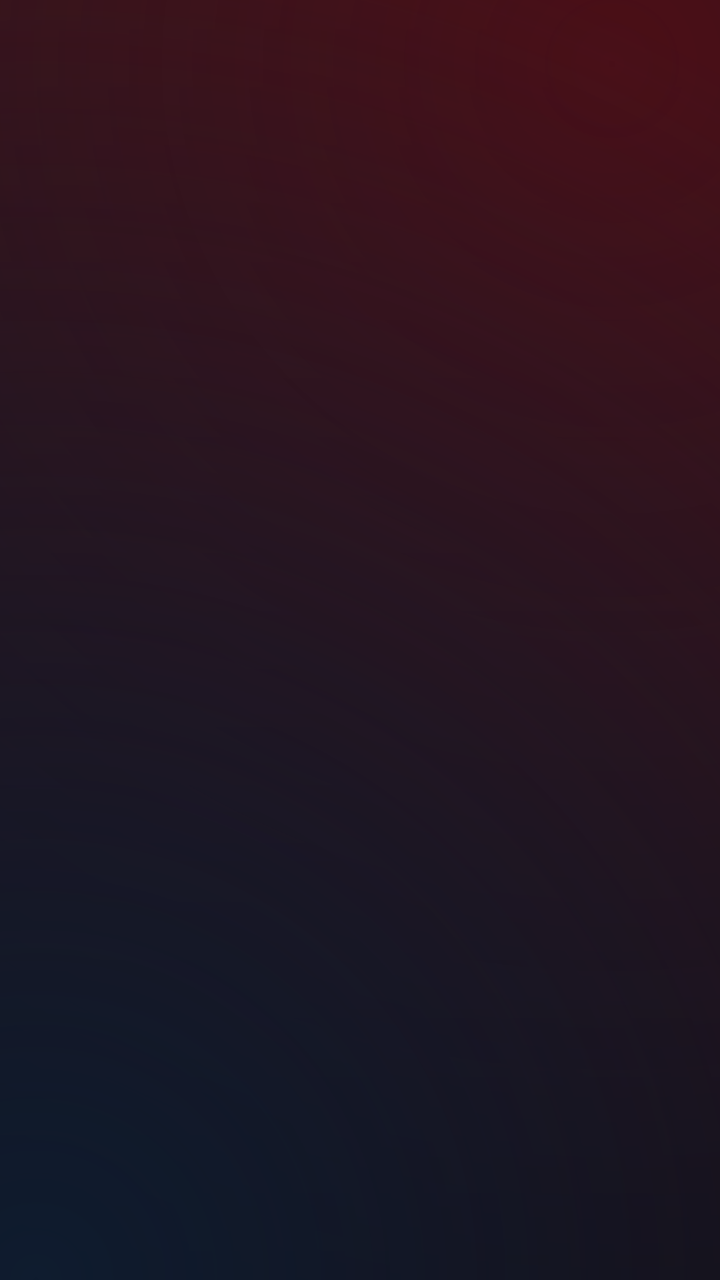
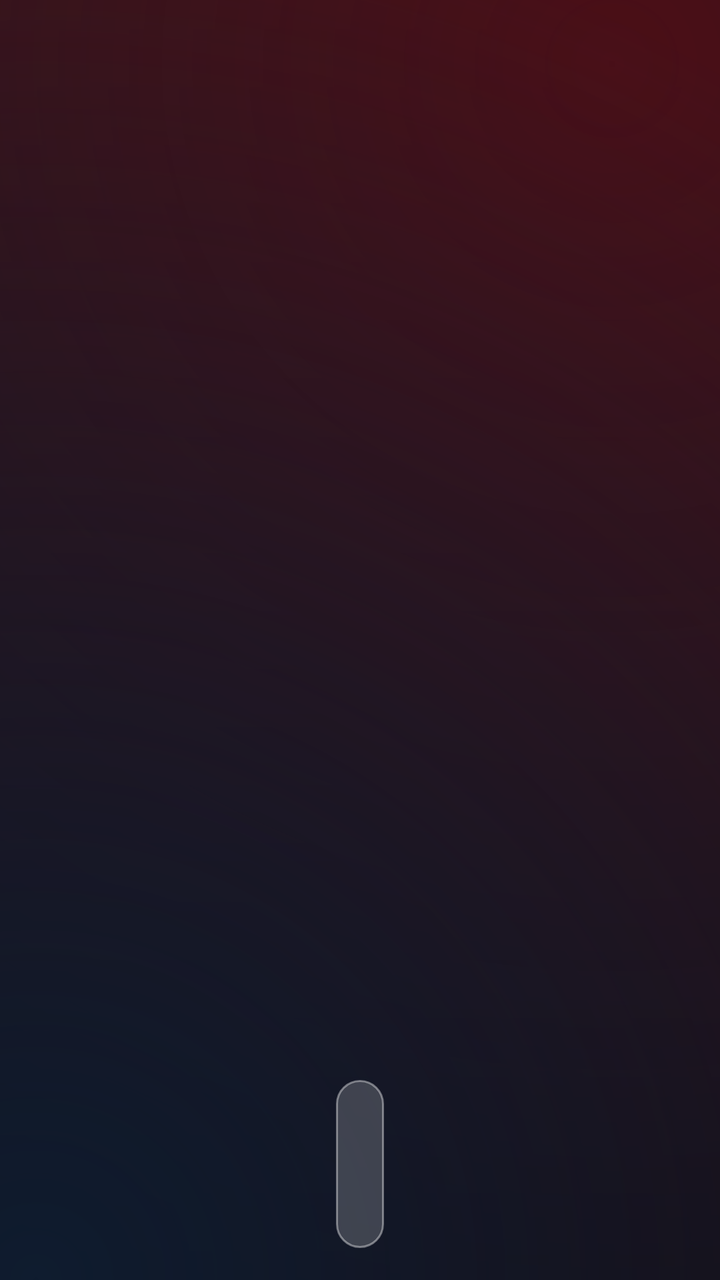

Screens rendered from an Android XML layout before and after an edit, with the pre-edit source and the edit as a unified diff.
<!-- AndroidManifest.xml: application theme android:Theme.Material.NoActionBar.Fullscreen -->
<!-- res/layout/activity_main.xml -->
<?xml version="1.0" encoding="utf-8"?>
<RelativeLayout xmlns:android="http://schemas.android.com/apk/res/android"
    android:layout_width="match_parent"
    android:layout_height="match_parent"
    android:background="@drawable/wallpaper_gradient">

    <ImageView
        android:id="@+id/wallpaper"
        android:layout_width="match_parent"
        android:layout_height="match_parent"
        android:layout_alignParentTop="true"
        android:layout_alignParentStart="true"
        android:scaleType="centerCrop"
        android:visibility="gone" />

    <View
        android:id="@+id/wallpaper_dim"
        android:layout_width="match_parent"
        android:layout_height="match_parent"
        android:layout_alignParentTop="true"
        android:layout_alignParentStart="true"
        android:background="#80000000"
        android:visibility="gone" />

    
    <TextView
        android:id="@+id/clock"
        android:layout_width="wrap_content"
        android:layout_height="wrap_content"
        android:layout_alignParentTop="true"
        android:layout_alignParentStart="true"
        android:layout_marginTop="28dp"
        android:layout_marginStart="40dp"
        android:textColor="#FFFFFF"
        android:textSize="52sp"
        android:textStyle="bold" />

    <TextView
        android:id="@+id/date"
        android:layout_width="wrap_content"
        android:layout_height="wrap_content"
        android:layout_alignParentStart="true"
        android:layout_below="@id/clock"
        android:layout_marginStart="40dp"
        android:layout_marginTop="2dp"
        android:textColor="#D8D8D8"
        android:textSize="20sp" />

    
    <ImageView
        android:id="@+id/hero_banner"
        android:layout_width="600dp"
        android:layout_height="230dp"
        android:layout_alignParentTop="true"
        android:layout_centerHorizontal="true"
        android:layout_marginTop="104dp"
        android:scaleType="fitCenter" />

    <TextView
        android:id="@+id/hero_label"
        android:layout_width="wrap_content"
        android:layout_height="wrap_content"
        android:layout_below="@id/hero_banner"
        android:layout_centerHorizontal="true"
        android:layout_marginTop="10dp"
        android:textColor="#FFFFFF"
        android:textSize="30sp"
        android:textStyle="bold" />

    
    <HorizontalScrollView
        android:id="@+id/dock_scroll"
        android:layout_width="match_parent"
        android:layout_height="76dp"
        android:layout_alignParentBottom="true"
        android:layout_marginBottom="16dp"
        android:fillViewport="true"
        android:scrollbars="none">

        <LinearLayout
            android:id="@+id/app_dock"
            android:layout_width="wrap_content"
            android:layout_height="match_parent"
            android:gravity="center"
            android:orientation="horizontal" />

    </HorizontalScrollView>

</RelativeLayout>
<!-- resources referenced by this layout -->
<resources>
  <!-- drawable wallpaper_gradient (drawable) -->
  <?xml version="1.0" encoding="utf-8"?>
  <layer-list xmlns:android="http://schemas.android.com/apk/res/android">
      
      <item>
          <shape android:shape="rectangle">
              <gradient
                  android:angle="270"
                  android:endColor="#050506"
                  android:startColor="#1B1B20"
                  android:type="linear" />
          </shape>
      </item>
      
      <item>
          <shape android:shape="rectangle">
              <gradient
                  android:centerX="0.85"
                  android:centerY="0.05"
                  android:endColor="#00000000"
                  android:gradientRadius="900dp"
                  android:startColor="#4A0E16"
                  android:type="radial" />
          </shape>
      </item>
      
      <item>
          <shape android:shape="rectangle">
              <gradient
                  android:centerX="0.05"
                  android:centerY="1.0"
                  android:endColor="#00000000"
                  android:gradientRadius="700dp"
                  android:startColor="#0E1B2E"
                  android:type="radial" />
          </shape>
      </item>
  </layer-list>
</resources>

<!-- the commit's change to res/layout/activity_main.xml (unified diff, before → after) -->
@@ -70,11 +70,17 @@
     
     <HorizontalScrollView
         android:id="@+id/dock_scroll"
-        android:layout_width="match_parent"
-        android:layout_height="76dp"
+        android:layout_width="wrap_content"
+        android:layout_height="84dp"
         android:layout_alignParentBottom="true"
+        android:layout_centerHorizontal="true"
         android:layout_marginBottom="16dp"
+        android:background="@drawable/dock_pill"
         android:fillViewport="true"
+        android:paddingStart="12dp"
+        android:paddingEnd="12dp"
+        android:paddingTop="10dp"
+        android:paddingBottom="10dp"
         android:scrollbars="none">
 
         <LinearLayout
<!-- resource entries referenced after the edit -->
@@ -1,5 +1,15 @@
 <!-- resources referenced by this layout -->
 <resources>
+  <!-- drawable dock_pill (drawable) -->
+  <?xml version="1.0" encoding="utf-8"?>
+  <shape xmlns:android="http://schemas.android.com/apk/res/android"
+      android:shape="rectangle">
+      <solid android:color="#30FFFFFF" />
+      <stroke
+          android:width="1dp"
+          android:color="#66FFFFFF" />
+      <corners android:radius="38dp" />
+  </shape>
   <!-- drawable wallpaper_gradient (drawable) -->
   <?xml version="1.0" encoding="utf-8"?>
   <layer-list xmlns:android="http://schemas.android.com/apk/res/android">
